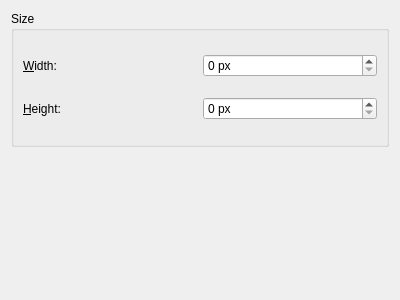
First picture: the form in effects/magnifier_config.ui, repository KDE/kwin, before the edit.
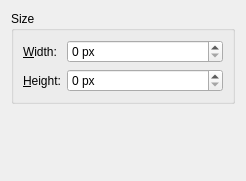
Second picture: the form after the edit. Custom widgets are drawn as their Qt base class.

The edit to the form file:
```diff
--- a/effects/magnifier_config.ui
+++ b/effects/magnifier_config.ui
@@ -5,8 +5,8 @@
    <rect>
     <x>0</x>
     <y>0</y>
-    <width>400</width>
-    <height>300</height>
+    <width>246</width>
+    <height>181</height>
    </rect>
   </property>
   <layout class="QVBoxLayout" >
@@ -15,7 +15,7 @@
      <property name="title" >
       <string>Size</string>
      </property>
-     <layout class="QGridLayout" >
+     <layout class="QFormLayout" name="formLayout" >
       <item row="0" column="0" >
        <widget class="QLabel" name="label" >
         <property name="text" >
```
